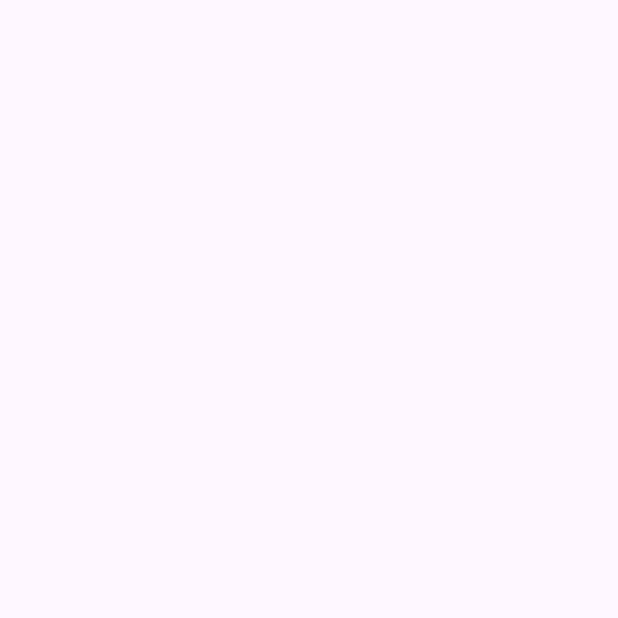
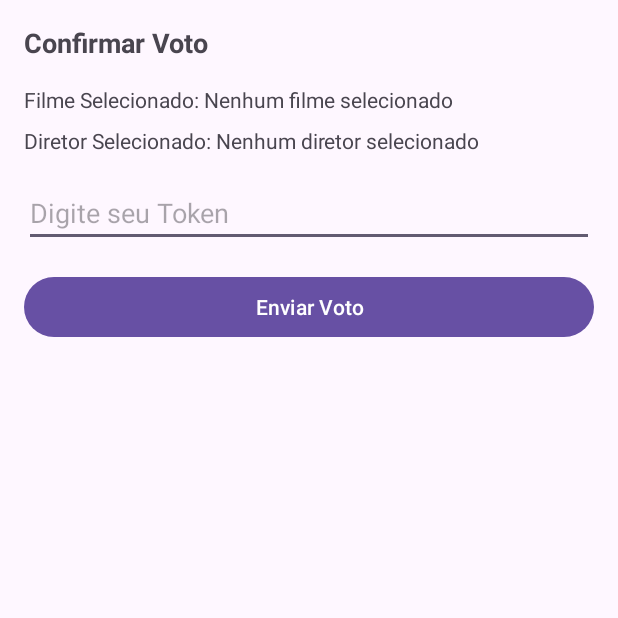
Before and after one commit to RafaelNakamura/oscarApp, an Android app built with Jetpack Compose: the ConfirmVoteActivity screen opened directly, with no data from a screen before it, on a phone screen of 412 x 824 dp, the top half of it. Before the commit the part shown is empty. Run offline under Robolectric (Android 15) with nearby library versions, the phone set to English and light mode, and no system bars.

Commit message:
Fx: Implementation

```diff
--- a/app/build.gradle.kts
+++ b/app/build.gradle.kts
@@ -10,7 +10,7 @@ android {
     defaultConfig {
         applicationId = "com.example.oscarapp"
         minSdk = 28
-        targetSdk = 34
+        targetSdk = 35
         versionCode = 1
         versionName = "1.0"
 
--- a/app/src/main/java/com/example/oscarapp/ConfirmVoteActivity.kt
+++ b/app/src/main/java/com/example/oscarapp/ConfirmVoteActivity.kt
@@ -1,20 +1,50 @@
 package com.example.oscarapp
 
 import android.os.Bundle
+import android.widget.Button
+import android.widget.EditText
+import android.widget.TextView
+import android.widget.Toast
 import androidx.activity.enableEdgeToEdge
 import androidx.appcompat.app.AppCompatActivity
 import androidx.core.view.ViewCompat
 import androidx.core.view.WindowInsetsCompat
 
 class ConfirmVoteActivity : AppCompatActivity() {
+
     override fun onCreate(savedInstanceState: Bundle?) {
         super.onCreate(savedInstanceState)
-        enableEdgeToEdge()
         setContentView(R.layout.activity_confirm_vote)
-        ViewCompat.setOnApplyWindowInsetsListener(findViewById(R.id.main)) { v, insets ->
-            val systemBars = insets.getInsets(WindowInsetsCompat.Type.systemBars())
-            v.setPadding(systemBars.left, systemBars.top, systemBars.right, systemBars.bottom)
-            insets
+
+        val tvSelectedMovie = findViewById<TextView>(R.id.tvSelectedMovie)
+        val tvSelectedDirector = findViewById<TextView>(R.id.tvSelectedDirector)
+        val etToken = findViewById<EditText>(R.id.etToken)
+        val btnSendVote = findViewById<Button>(R.id.btnSendVote)
+
+        // Simulação de dados passados das outras telas
+        val selectedMovie = intent.getStringExtra("SELECTED_MOVIE") ?: "Nenhum filme selecionado"
+        val selectedDirector = intent.getStringExtra("SELECTED_DIRECTOR") ?: "Nenhum diretor selecionado"
+
+        tvSelectedMovie.text = "Filme Selecionado: $selectedMovie"
+        tvSelectedDirector.text = "Diretor Selecionado: $selectedDirector"
+
+        // Envia o voto
+        btnSendVote.setOnClickListener {
+            val token = etToken.text.toString()
+            if (token.isEmpty()) {
+                Toast.makeText(this, "Por favor, insira o token.", Toast.LENGTH_SHORT).show()
+                return@setOnClickListener
+            }
+
+            // Simular envio para o servidor
+            val success = token == "1234" // Token correto para teste
+            if (success) {
+                Toast.makeText(this, "Voto confirmado com sucesso!", Toast.LENGTH_SHORT).show()
+                // Bloquear modificações
+                finish()
+            } else {
+                Toast.makeText(this, "Token inválido, tente novamente.", Toast.LENGTH_SHORT).show()
+            }
         }
     }
 }
--- a/app/src/main/res/layout/activity_confirm_vote.xml
+++ b/app/src/main/res/layout/activity_confirm_vote.xml
@@ -1,10 +1,43 @@
-<?xml version="1.0" encoding="utf-8"?>
-<androidx.constraintlayout.widget.ConstraintLayout xmlns:android="http://schemas.android.com/apk/res/android"
-    xmlns:app="http://schemas.android.com/apk/res-auto"
-    xmlns:tools="http://schemas.android.com/tools"
-    android:id="@+id/main"
+<LinearLayout xmlns:android="http://schemas.android.com/apk/res/android"
     android:layout_width="match_parent"
     android:layout_height="match_parent"
-    tools:context=".ConfirmVoteActivity">
+    android:orientation="vertical"
+    android:padding="16dp">
 
-</androidx.constraintlayout.widget.ConstraintLayout>
+    <TextView
+        android:id="@+id/tvConfirmVoteTitle"
+        android:layout_width="match_parent"
+        android:layout_height="wrap_content"
+        android:text="Confirmar Voto"
+        android:textSize="18sp"
+        android:textStyle="bold"
+        android:layout_marginBottom="16dp" />
+
+    <TextView
+        android:id="@+id/tvSelectedMovie"
+        android:layout_width="match_parent"
+        android:layout_height="wrap_content"
+        android:text="Filme Selecionado: "
+        android:layout_marginBottom="8dp" />
+
+    <TextView
+        android:id="@+id/tvSelectedDirector"
+        android:layout_width="match_parent"
+        android:layout_height="wrap_content"
+        android:text="Diretor Selecionado: "
+        android:layout_marginBottom="16dp" />
+
+    <EditText
+        android:id="@+id/etToken"
+        android:layout_width="match_parent"
+        android:layout_height="wrap_content"
+        android:hint="Digite seu Token"
+        android:inputType="number" />
+
+    <Button
+        android:id="@+id/btnSendVote"
+        android:layout_width="match_parent"
+        android:layout_height="wrap_content"
+        android:text="Enviar Voto"
+        android:layout_marginTop="16dp" />
+</LinearLayout>
```
Also changed, not shown: app/src/main/java/com/example/oscarapp/DirectorVoteActivity.kt (+35 -5 lines), app/src/main/res/layout/activity_director_vote.xml (+25 -7 lines).
